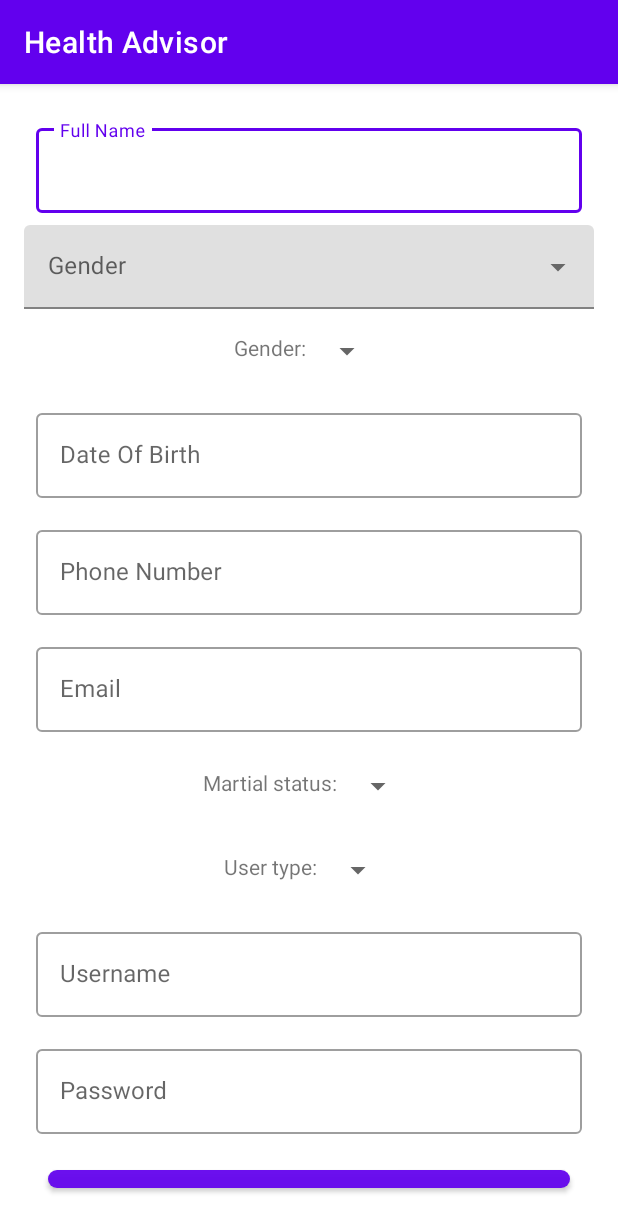
After one commit to abeni5049/Health-Advisor, an Android app: the RegisterActivity screen opened directly, with no data from a screen before it, on a phone screen of 412 x 824 dp. The commit adds this screen. Shown: the top 1232 px of the screen. Run offline under Robolectric (Android 15) with nearby library versions, the phone set to English and light mode, and no system bars.

Commit message:
add register page

```diff
--- a/app/build.gradle
+++ b/app/build.gradle
@@ -32,6 +32,7 @@ dependencies {
 
     implementation 'androidx.appcompat:appcompat:1.3.1'
     implementation 'com.google.android.material:material:1.4.0'
+    implementation 'com.google.android.material:material:1.1.0-alpha07'
     implementation 'androidx.constraintlayout:constraintlayout:2.0.4'
     testImplementation 'junit:junit:4.+'
     androidTestImplementation 'androidx.test.ext:junit:1.1.3'
--- a/app/src/main/AndroidManifest.xml
+++ b/app/src/main/AndroidManifest.xml
@@ -9,6 +9,7 @@
         android:roundIcon="@mipmap/ic_launcher_round"
         android:supportsRtl="true"
         android:theme="@style/Theme.HealthAdvisor">
+        <activity android:name=".RegisterActivity"></activity>
         <activity android:name=".LoginActivity">
             <intent-filter>
                 <action android:name="android.intent.action.MAIN" />
--- a/app/src/main/java/com/example/healthadvisor/LoginActivity.java
+++ b/app/src/main/java/com/example/healthadvisor/LoginActivity.java
@@ -2,11 +2,13 @@ package com.example.healthadvisor;
 
 import androidx.appcompat.app.AppCompatActivity;
 
+import android.content.Intent;
 import android.os.Bundle;
 import android.view.View;
 import android.widget.AdapterView;
 import android.widget.ArrayAdapter;
 import android.widget.Spinner;
+import android.widget.TextView;
 
 public class LoginActivity extends AppCompatActivity implements AdapterView.OnItemSelectedListener {
 //TODO remove dark mode.
@@ -20,6 +22,12 @@ public class LoginActivity extends AppCompatActivity implements AdapterView.OnIt
                 R.array.usertype_array, android.R.layout.simple_spinner_item);
         adapter.setDropDownViewResource(android.R.layout.simple_spinner_dropdown_item);
         spinner.setAdapter(adapter);
+
+        TextView register = findViewById(R.id.register);
+        register.setOnClickListener(v -> {
+            Intent intent = new Intent(LoginActivity.this,RegisterActivity.class);
+            startActivity(intent);
+        });
     }
 
     @Override
--- /dev/null
+++ b/app/src/main/java/com/example/healthadvisor/RegisterActivity.java
@@ -0,0 +1,23 @@
+package com.example.healthadvisor;
+
+import androidx.appcompat.app.AppCompatActivity;
+
+import android.content.Intent;
+import android.os.Bundle;
+import android.view.View;
+import android.widget.TextView;
+
+public class RegisterActivity extends AppCompatActivity {
+
+    @Override
+    protected void onCreate(Bundle savedInstanceState) {
+        super.onCreate(savedInstanceState);
+        setContentView(R.layout.activity_register);
+
+        TextView loginText = findViewById(R.id.login_text);
+        loginText.setOnClickListener(v -> {
+            Intent intent = new Intent(RegisterActivity.this,LoginActivity.class);
+            startActivity(intent);
+        });
+    }
+}
--- a/app/src/main/res/layout/activity_login.xml
+++ b/app/src/main/res/layout/activity_login.xml
@@ -83,6 +83,7 @@
             android:text="do not have an account? " />
 
         <TextView
+            android:id="@+id/register"
             android:paddingTop="8dp"
             android:layout_width="wrap_content"
             android:layout_height="wrap_content"
--- /dev/null
+++ b/app/src/main/res/layout/activity_register.xml
@@ -0,0 +1,210 @@
+<?xml version="1.0" encoding="utf-8"?>
+<LinearLayout xmlns:android="http://schemas.android.com/apk/res/android"
+    xmlns:tools="http://schemas.android.com/tools"
+    android:layout_width="match_parent"
+    android:layout_height="match_parent"
+    android:padding="16dp"
+    android:orientation="vertical"
+    android:gravity="center"
+    tools:context=".LoginActivity">
+
+
+    //fullName text field
+    <com.google.android.material.textfield.TextInputLayout
+        android:id="@+id/fullNameTextField"
+        android:layout_width="match_parent"
+        android:layout_height="wrap_content"
+        android:layout_margin="8dp"
+        android:hint="Full Name"
+        style="@style/Widget.MaterialComponents.TextInputLayout.OutlinedBox">
+
+        <com.google.android.material.textfield.TextInputEditText
+            android:layout_width="match_parent"
+            android:layout_height="wrap_content" />
+
+    </com.google.android.material.textfield.TextInputLayout>
+
+    <com.google.android.material.textfield.TextInputLayout
+        android:id="@+id/gender_dropdown"
+        style="@style/Widget.MaterialComponents.TextInputLayout.FilledBox.ExposedDropdownMenu"
+        android:layout_width="match_parent"
+        android:layout_height="wrap_content"
+        android:hint="Gender">
+
+        <AutoCompleteTextView
+            android:id="@+id/filled_exposed_dropdown"
+            android:layout_width="match_parent"
+            android:layout_height="wrap_content"/>
+
+    </com.google.android.material.textfield.TextInputLayout>
+
+    <LinearLayout
+        android:layout_margin="16dp"
+        android:layout_width="wrap_content"
+        android:layout_height="wrap_content"
+        android:orientation="horizontal">
+
+        <TextView
+            android:text="Gender: "
+            android:layout_width="wrap_content"
+            android:layout_height="wrap_content" />
+
+
+        <Spinner
+            android:id="@+id/Gender_spinner"
+            android:layout_width="match_parent"
+            android:layout_height="wrap_content" />
+
+    </LinearLayout>
+
+
+    //date of birth text field
+    <com.google.android.material.textfield.TextInputLayout
+        android:id="@+id/DateOfBirthTextField"
+        android:layout_width="match_parent"
+        android:layout_height="wrap_content"
+        android:layout_margin="8dp"
+        android:hint="Date Of Birth"
+        style="@style/Widget.MaterialComponents.TextInputLayout.OutlinedBox">
+
+        <com.google.android.material.textfield.TextInputEditText
+            android:layout_width="match_parent"
+            android:layout_height="wrap_content" />
+
+    </com.google.android.material.textfield.TextInputLayout>
+
+
+    //phone number text field
+    <com.google.android.material.textfield.TextInputLayout
+        android:id="@+id/phoneNumberTextField"
+        android:layout_width="match_parent"
+        android:layout_height="wrap_content"
+        android:layout_margin="8dp"
+        android:hint="Phone Number "
+        style="@style/Widget.MaterialComponents.TextInputLayout.OutlinedBox">
+
+        <com.google.android.material.textfield.TextInputEditText
+            android:layout_width="match_parent"
+            android:layout_height="wrap_content" />
+
+    </com.google.android.material.textfield.TextInputLayout>
+
+
+    //email text field
+    <com.google.android.material.textfield.TextInputLayout
+        android:id="@+id/emailTextField"
+        android:layout_width="match_parent"
+        android:layout_height="wrap_content"
+        android:layout_margin="8dp"
+        android:hint="Email"
+        style="@style/Widget.MaterialComponents.TextInputLayout.OutlinedBox">
+
+        <com.google.android.material.textfield.TextInputEditText
+            android:layout_width="match_parent"
+            android:layout_height="wrap_content" />
+
+    </com.google.android.material.textfield.TextInputLayout>
+
+    <LinearLayout
+        android:layout_margin="16dp"
+        android:layout_width="wrap_content"
+        android:layout_height="wrap_content"
+        android:orientation="horizontal">
+
+        <TextView
+            android:text="Martial status: "
+            android:layout_width="wrap_content"
+            android:layout_height="wrap_content" />
+
+
+        <Spinner
+            android:id="@+id/martial_spinner"
+            android:layout_width="match_parent"
+            android:layout_height="wrap_content" />
+
+    </LinearLayout>
+
+    <LinearLayout
+        android:layout_margin="16dp"
+        android:layout_width="wrap_content"
+        android:layout_height="wrap_content"
+        android:orientation="horizontal">
+
+        <TextView
+            android:text="User type: "
+            android:layout_width="wrap_content"
+            android:layout_height="wrap_content" />
+
+
+        <Spinner
+            android:id="@+id/usertype_spinner"
+            android:layout_width="match_parent"
+            android:layout_height="wrap_content" />
+
+    </LinearLayout>y
+
+    //username text field
+    <com.google.android.material.textfield.TextInputLayout
+        android:id="@+id/usernameTextField"
+        android:layout_width="match_parent"
+        android:layout_height="wrap_content"
+        android:layout_margin="8dp"
+        android:hint="Username"
+        style="@style/Widget.MaterialComponents.TextInputLayout.OutlinedBox">
+
+        <com.google.android.material.textfield.TextInputEditText
+            android:layout_width="match_parent"
+            android:layout_height="wrap_content" />
+
+    </com.google.android.material.textfield.TextInputLayout>
+
+
+    //password text field
+    <com.google.android.material.textfield.TextInputLayout
+        android:id="@+id/passwordTextField"
+        android:layout_width="match_parent"
+        android:layout_height="wrap_content"
+        android:layout_margin="8dp"
+        android:hint="Password"
+        style="@style/Widget.MaterialComponents.TextInputLayout.OutlinedBox">
+
+        <com.google.android.material.textfield.TextInputEditText
+            android:layout_width="match_parent"
+            android:layout_height="wrap_content" />
+
+    </com.google.android.material.textfield.TextInputLayout>
+
+
+    <Button
+        android:layout_margin="16dp"
+        android:padding="8dp"
+        android:text="Register"
+        android:textSize="16sp"
+        android:layout_width="match_parent"
+        android:layout_height="wrap_content"
+        android:background="@drawable/rounded_button"
+        android:layout_gravity="center"
+        />
+
+
+    <LinearLayout
+        android:layout_width="wrap_content"
+        android:layout_height="wrap_content"
+        android:orientation="horizontal">
+
+        <TextView
+            android:paddingTop="8dp"
+            android:layout_width="wrap_content"
+            android:layout_height="wrap_content"
+            android:text="Already have an account? " />
+
+        <TextView
+            android:id="@+id/login_text"
+            android:paddingTop="8dp"
+            android:layout_width="wrap_content"
+            android:layout_height="wrap_content"
+            android:textColor="@color/purple_700"
+            android:text=" Login " />
+
+    </LinearLayout>
+</LinearLayout>
```
